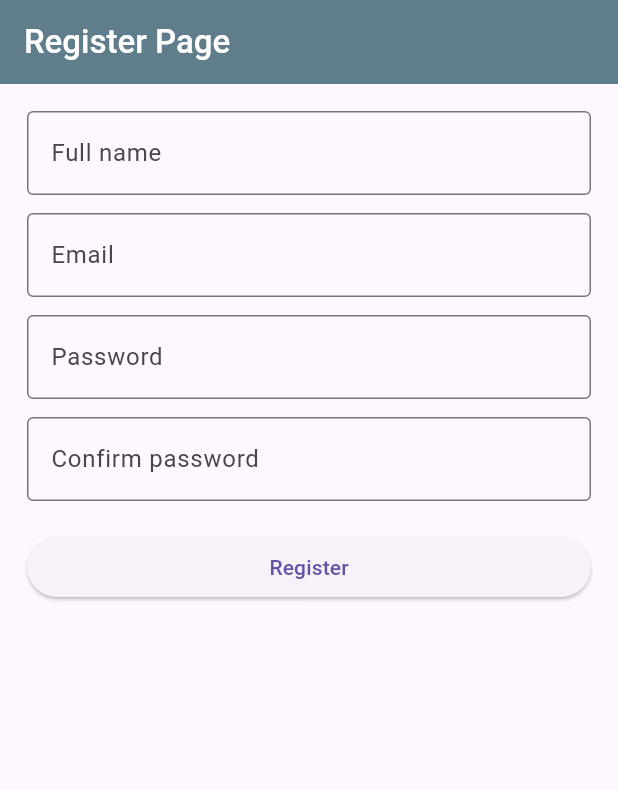
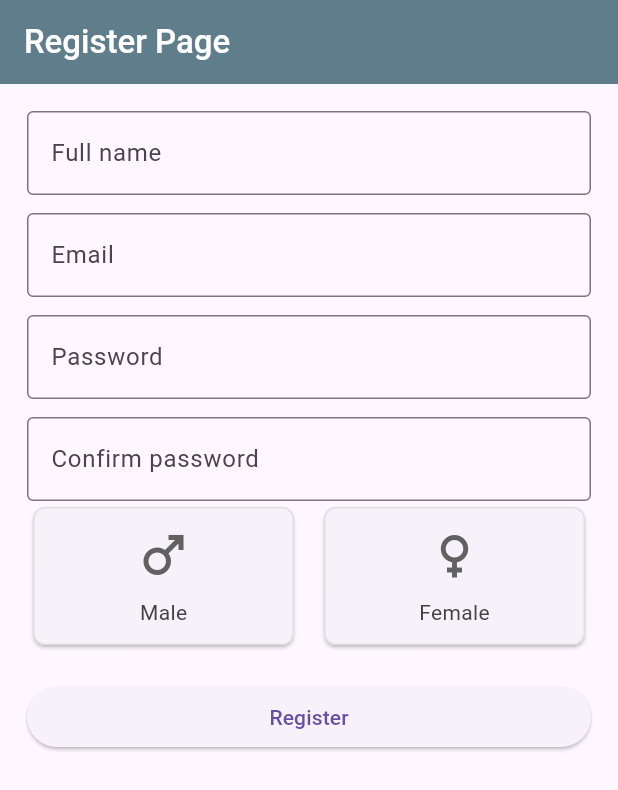
Before and after one commit to usefmahmud/flutter-login-page, a Flutter app: the screen it shows after launch, on a phone screen of 412 x 824 dp. Shown: the top 790 px of the screen. Run offline on Flutter 3.47's test engine with Material 3 defaults, Android fonts, the phone set to English and light mode, and no system bars.

Commit message:
feat: add gender selection to registration form

```diff
--- /dev/null
+++ b/lib/widgets/gender_select.dart
@@ -0,0 +1,83 @@
+import 'package:flutter/material.dart';
+
+class GenderSelect extends StatefulWidget {
+  final String? selectedGender;
+  final void Function(String?)? onChanged;
+
+  const GenderSelect({super.key, this.selectedGender, this.onChanged});
+
+  @override
+  State<GenderSelect> createState() => _GenderSelectState();
+}
+
+class _GenderSelectState extends State<GenderSelect> {
+  String? _selected;
+
+  @override
+  void initState() {
+    super.initState();
+    _selected = widget.selectedGender;
+  }
+
+  void _select(String gender) {
+    setState(() {
+      _selected = gender;
+    });
+    if (widget.onChanged != null) widget.onChanged!(gender);
+  }
+
+  Widget _buildCard(String gender, IconData icon) {
+    final isSelected = _selected == gender;
+    final color = Theme.of(context).colorScheme.primary;
+
+    return Expanded(
+      child: GestureDetector(
+        onTap: () => _select(gender),
+        child: Card(
+          color: isSelected ? Colors.blueGrey.withAlpha(10) : null,
+          shape: RoundedRectangleBorder(
+            side: BorderSide(
+              color: isSelected ? color : Colors.grey.shade300,
+              width: isSelected ? 2 : 1,
+            ),
+            borderRadius: BorderRadius.circular(8),
+          ),
+          child: Padding(
+            padding: const EdgeInsets.symmetric(vertical: 12, horizontal: 8),
+            child: Column(
+              mainAxisSize: MainAxisSize.min,
+              children: [
+                Icon(
+                  icon,
+                  size: 40,
+                  color: isSelected ? color : Colors.grey[700],
+                ),
+                const SizedBox(height: 8),
+                Text(
+                  gender,
+                  style: TextStyle(
+                    color: isSelected ? color : Colors.grey[800],
+                    fontWeight: isSelected
+                        ? FontWeight.w600
+                        : FontWeight.normal,
+                  ),
+                ),
+              ],
+            ),
+          ),
+        ),
+      ),
+    );
+  }
+
+  @override
+  Widget build(BuildContext context) {
+    return Row(
+      children: [
+        _buildCard('Male', Icons.male),
+        const SizedBox(width: 12),
+        _buildCard('Female', Icons.female),
+      ],
+    );
+  }
+}
--- a/lib/widgets/registration_form.dart
+++ b/lib/widgets/registration_form.dart
@@ -1,5 +1,6 @@
 import 'package:flutter/material.dart';
 import 'package:login_page/utils/show_alert.dart';
+import 'package:login_page/widgets/gender_select.dart';
 import 'form_field.dart';
 
 class RegistrationForm extends StatefulWidget {
@@ -15,6 +16,8 @@ class _RegistrationFormState extends State<RegistrationForm> {
   final _emailController = TextEditingController();
   final _passwordController = TextEditingController();
   final _confirmController = TextEditingController();
+  final List<String> _genders = ['Male', 'Female', 'Other'];
+  String? _selectedGender;
 
   void _submit() {
     if (_formKey.currentState!.validate()) {
@@ -85,6 +88,37 @@ class _RegistrationFormState extends State<RegistrationForm> {
               obscureText: true,
               validator: _validateConfirm,
             ),
+            FormField<String>(
+              initialValue: _selectedGender,
+              validator: (v) =>
+                  v == null || v.isEmpty ? 'Please select a gender' : null,
+              builder: (state) {
+                return Column(
+                  crossAxisAlignment: CrossAxisAlignment.start,
+                  children: [
+                    GenderSelect(
+                      selectedGender: state.value,
+                      onChanged: (value) {
+                        // update FormField state and local state for the form
+                        state.didChange(value);
+                        setState(() => _selectedGender = value);
+                      },
+                    ),
+                    if (state.hasError)
+                      Padding(
+                        padding: const EdgeInsets.only(left: 12.0, top: 6.0),
+                        child: Text(
+                          state.errorText ?? '',
+                          style: TextStyle(
+                            color: Theme.of(context).colorScheme.error,
+                            fontSize: 12,
+                          ),
+                        ),
+                      ),
+                  ],
+                );
+              },
+            ),
             const SizedBox(height: 20),
             SizedBox(
               width: double.infinity,
```
